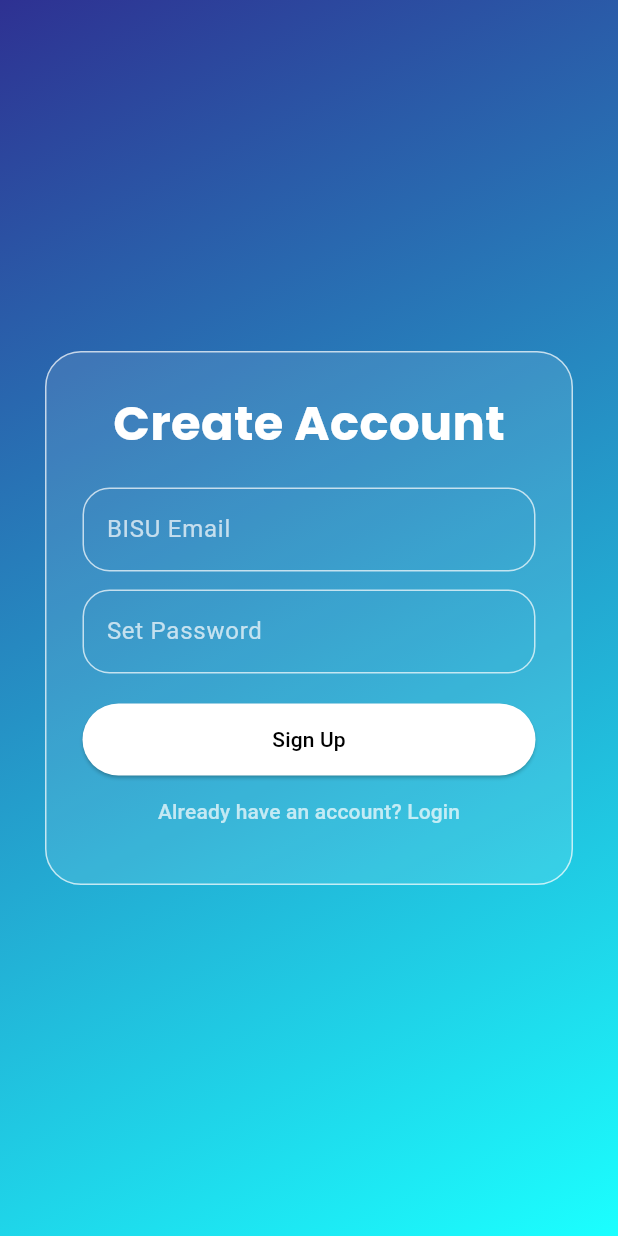
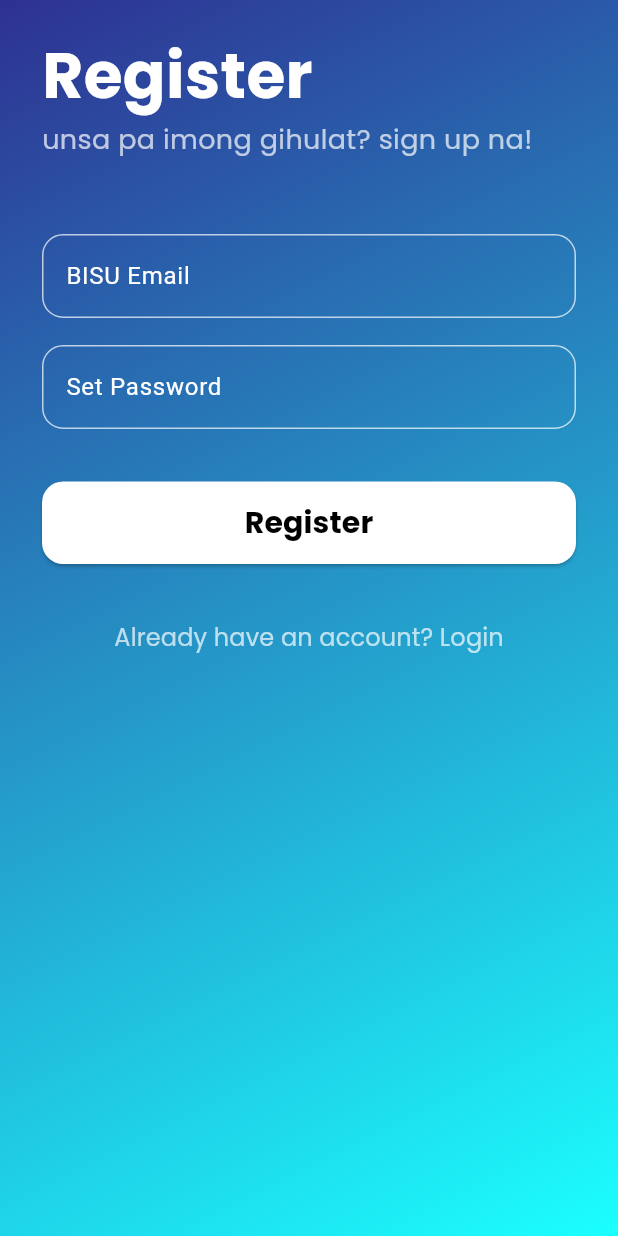
Before and after one commit to lhordhub/ChatApp, a Flutter app: the RegisterPage screen opened by its route, on a phone screen of 412 x 824 dp. Run offline on Flutter 3.47's test engine with Material 3 defaults, Android fonts, the phone set to English and light mode, and no system bars; our stand-ins replace cloud_firestore, firebase_auth, firebase_core; accounts and stored records are empty.

Commit message:
registry updated

```diff
--- a/lib/register_page.dart
+++ b/lib/register_page.dart
@@ -9,14 +9,12 @@
 }
 
 class _RegisterPageState extends State<RegisterPage>
-    with TickerProviderStateMixin {
-  final _auth = FirebaseAuth.instance;
+    with SingleTickerProviderStateMixin {
   final _emailController = TextEditingController();
   final _passwordController = TextEditingController();
+  bool _isLoading = false;
 
-  late AnimationController _fadeController;
-  late AnimationController _slideController;
-
+  late AnimationController _animationController;
   late Animation<double> _fadeAnimation;
   late Animation<Offset> _slideAnimation;
 
@@ -24,45 +22,67 @@
   void initState() {
     super.initState();
 
-    _fadeController = AnimationController(
+    _animationController = AnimationController(
       vsync: this,
-      duration: const Duration(milliseconds: 800),
+      duration: const Duration(milliseconds: 900),
     );
-    _fadeAnimation =
-        CurvedAnimation(parent: _fadeController, curve: Curves.easeIn);
 
-    _slideController = AnimationController(
-      vsync: this,
-      duration: const Duration(milliseconds: 600),
+    _fadeAnimation = CurvedAnimation(
+      parent: _animationController,
+      curve: Curves.easeIn,
     );
+
     _slideAnimation = Tween<Offset>(
-      begin: const Offset(0, 0.15),
+      begin: const Offset(0, 0.3),
       end: Offset.zero,
-    ).animate(CurvedAnimation(curve: Curves.easeOut, parent: _slideController));
+    ).animate(
+      CurvedAnimation(
+        parent: _animationController,
+        curve: Curves.easeOut,
+      ),
+    );
 
-    _fadeController.forward();
-    _slideController.forward();
+    _animationController.forward();
   }
 
-  void registerUser() async {
-    if (!_emailController.text.trim().endsWith('@bisu.edu.ph')) {
+  Future<void> registerUser() async {
+    final email = _emailController.text.trim();
+    final password = _passwordController.text.trim();
+
+    if (!email.endsWith("@bisu.edu.ph")) {
       ScaffoldMessenger.of(context).showSnackBar(
-        const SnackBar(content: Text('Only BISU email addresses are allowed')),
+        const SnackBar(
+          content: Text("Use your BISU email to proceed."),
+          duration: Duration(seconds: 3),
+        ),
       );
       return;
     }
 
+    setState(() => _isLoading = true);
+
     try {
-      await _auth.createUserWithEmailAndPassword(
-          email: _emailController.text.trim(),
-          password: _passwordController.text.trim());
+      // ✅ Create user BUT do NOT send verification yet
+      await FirebaseAuth.instance.createUserWithEmailAndPassword(
+        email: email,
+        password: password,
+      );
 
-      ScaffoldMessenger.of(context).showSnackBar(const SnackBar(
-          content: Text("Verification sent! Check your inbox.")));
+      // ✅ Redirect to set_user.dart (user info input)
+      Navigator.pushReplacementNamed(context, "/setUser");
     } on FirebaseAuthException catch (e) {
-      ScaffoldMessenger.of(context)
-          .showSnackBar(SnackBar(content: Text("Error: ${e.message}")));
+      ScaffoldMessenger.of(context).showSnackBar(
+        SnackBar(content: Text(e.message ?? "Registration failed")),
+      );
     }
+
+    setState(() => _isLoading = false);
+  }
+
+  @override
+  void dispose() {
+    _animationController.dispose();
+    super.dispose();
   }
 
   @override
@@ -70,7 +90,7 @@
     return Scaffold(
       body: Stack(
         children: [
-          // Gradient background
+          /// ✅ Aesthetic Gradient Background
           Container(
             decoration: const BoxDecoration(
               gradient: LinearGradient(
@@ -81,59 +101,127 @@
             ),
           ),
 
-          Center(
+          /// ✅ Animated Content
+          SafeArea(
             child: FadeTransition(
               opacity: _fadeAnimation,
               child: SlideTransition(
                 position: _slideAnimation,
-                child: Container(
-                  padding: const EdgeInsets.all(24),
-                  margin: const EdgeInsets.symmetric(horizontal: 30),
-                  decoration: BoxDecoration(
-                    color: Colors.white.withOpacity(0.10),
-                    borderRadius: BorderRadius.circular(24),
-                    border: Border.all(color: Colors.white70, width: 1),
+                child: Padding(
+                  padding: const EdgeInsets.symmetric(
+                    horizontal: 28.0,
+                    vertical: 20,
                   ),
                   child: Column(
-                    mainAxisSize: MainAxisSize.min,
+                    crossAxisAlignment: CrossAxisAlignment.start,
                     children: [
                       const Text(
-                        "Create Account",
+                        "Register",
                         style: TextStyle(
-                          fontSize: 32,
+                          fontFamily: "Poppins",
+                          fontSize: 42,
                           fontWeight: FontWeight.bold,
                           color: Colors.white,
-                          fontFamily: "Poppins",
                         ),
                       ),
-                      const SizedBox(height: 20),
+                      const Text(
+                        "unsa pa imong gihulat? sign up na!",
+                        style: TextStyle(
+                          fontFamily: "Poppins",
+                          fontSize: 18,
+                          color: Colors.white70,
+                        ),
+                      ),
+
+                      const SizedBox(height: 50),
+
+                      /// ✅ Email Input
                       TextField(
                         controller: _emailController,
                         style: const TextStyle(color: Colors.white),
-                        decoration: _inputStyle("BISU Email"),
+                        decoration: InputDecoration(
+                          labelText: "BISU Email",
+                          labelStyle: const TextStyle(color: Colors.white),
+                          enabledBorder: OutlineInputBorder(
+                            borderRadius: BorderRadius.circular(14),
+                            borderSide: const BorderSide(color: Colors.white70),
+                          ),
+                          focusedBorder: OutlineInputBorder(
+                            borderRadius: BorderRadius.circular(14),
+                            borderSide: const BorderSide(color: Colors.white),
+                          ),
+                        ),
                       ),
-                      const SizedBox(height: 12),
+
+                      const SizedBox(height: 18),
+
+                      /// ✅ Password Input
                       TextField(
                         controller: _passwordController,
                         obscureText: true,
                         style: const TextStyle(color: Colors.white),
-                        decoration: _inputStyle("Set Password"),
+                        decoration: InputDecoration(
+                          labelText: "Set Password",
+                          labelStyle: const TextStyle(color: Colors.white),
+                          enabledBorder: OutlineInputBorder(
+                            borderRadius: BorderRadius.circular(14),
+                            borderSide: const BorderSide(color: Colors.white70),
+                          ),
+                          focusedBorder: OutlineInputBorder(
+                            borderRadius: BorderRadius.circular(14),
+                            borderSide: const BorderSide(color: Colors.white),
+                          ),
+                        ),
                       ),
-                      const SizedBox(height: 20),
+
+                      const SizedBox(height: 35),
+
+                      /// ✅ Register Button
                       SizedBox(
                         width: double.infinity,
-                        child: ElevatedButton(
-                          onPressed: registerUser,
-                          style: buttonStyle(),
-                          child: const Text("Sign Up"),
-                        ),
+                        height: 55,
+                        child: _isLoading
+                            ? const Center(
+                                child: CircularProgressIndicator(
+                                  color: Colors.white,
+                                ),
+                              )
+                            : ElevatedButton(
+                                onPressed: registerUser,
+                                style: ElevatedButton.styleFrom(
+                                  backgroundColor: Colors.white,
+                                  foregroundColor: Colors.black,
+                                  shape: RoundedRectangleBorder(
+                                    borderRadius: BorderRadius.circular(14),
+                                  ),
+                                ),
+                                child: const Text(
+                                  "Register",
+                                  style: TextStyle(
+                                    fontFamily: "Poppins",
+                                    fontSize: 20,
+                                    fontWeight: FontWeight.w600,
+                                  ),
+                                ),
+                              ),
                       ),
-                      TextButton(
-                        onPressed: () =>
-                            Navigator.pushReplacementNamed(context, '/login'),
-                        child: const Text(
-                          "Already have an account? Login",
-                          style: TextStyle(color: Colors.white70),
+
+                      const SizedBox(height: 25),
+
+                      Center(
+                        child: TextButton(
+                          onPressed: () => Navigator.pushReplacementNamed(
+                            context,
+                            "/login",
+                          ),
+                          child: const Text(
+                            "Already have an account? Login",
+                            style: TextStyle(
+                              fontSize: 16,
+                              color: Colors.white70,
+                              fontFamily: "Poppins",
+                            ),
+                          ),
                         ),
                       ),
                     ],
@@ -146,30 +234,4 @@
       ),
     );
   }
-
-  InputDecoration _inputStyle(String label) {
-    return InputDecoration(
-      labelText: label,
-      labelStyle: const TextStyle(color: Colors.white70),
-      enabledBorder: OutlineInputBorder(
-        borderRadius: BorderRadius.circular(18),
-        borderSide: const BorderSide(color: Colors.white70),
-      ),
-      focusedBorder: OutlineInputBorder(
-        borderRadius: BorderRadius.circular(18),
-        borderSide: const BorderSide(color: Colors.white),
-      ),
-    );
-  }
-
-  ButtonStyle buttonStyle() {
-    return ElevatedButton.styleFrom(
-      padding: const EdgeInsets.symmetric(vertical: 14),
-      backgroundColor: Colors.white,
-      foregroundColor: Colors.black,
-      shape: RoundedRectangleBorder(
-        borderRadius: BorderRadius.circular(30),
-      ),
-    );
-  }
 }
```
